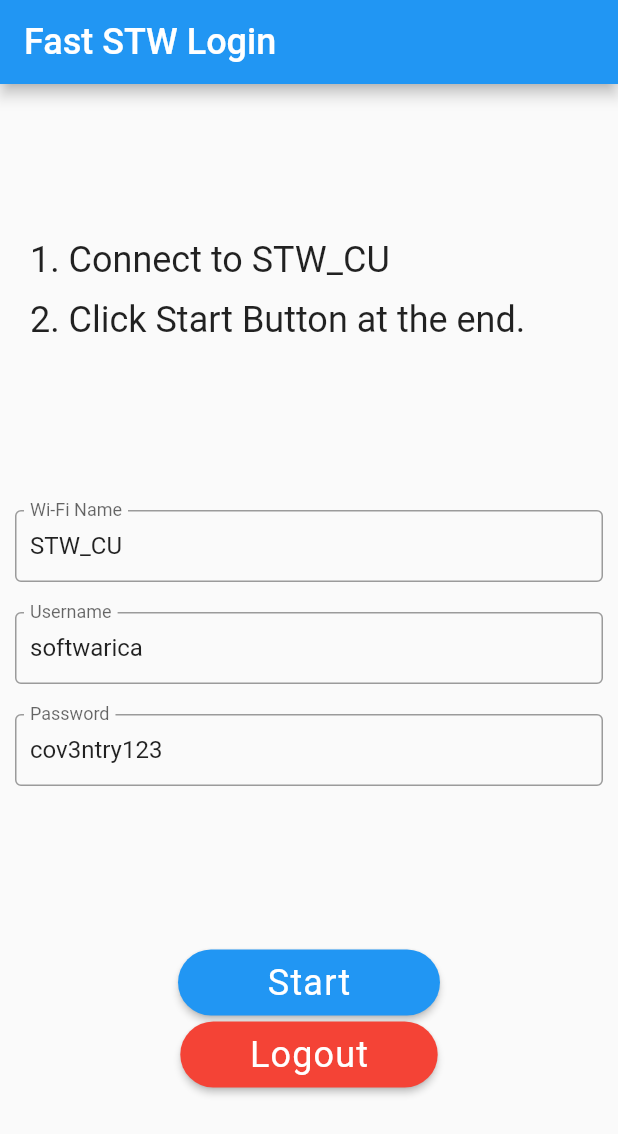
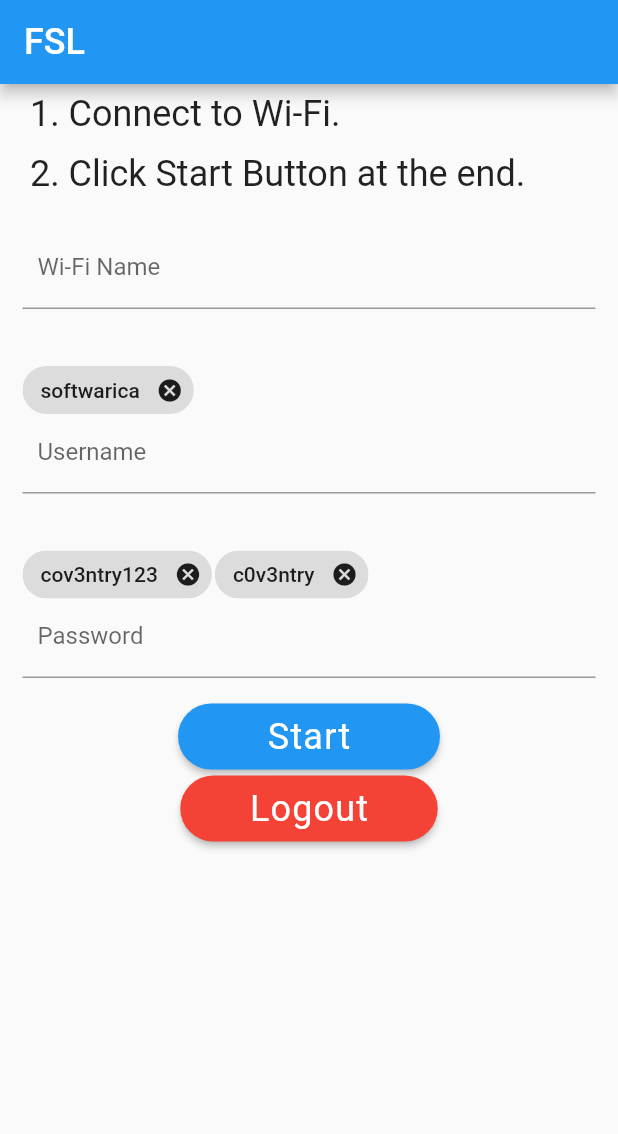
Before and after one commit to zznixt07/gateway-router-login-app, a Flutter app: the screen it shows after launch, on a phone screen of 412 x 824 dp. Shown: the top 1134 px of the screen. Run offline on Flutter 3.47's test engine with Material 2 defaults, Android fonts, the light colour scheme and no system bars.

Commit message:
added multiple username and password using chips.

```diff
--- a/lib/main.dart
+++ b/lib/main.dart
@@ -1,12 +1,12 @@
+import 'dart:collection';
 import 'package:flutter/material.dart';
 import 'package:http/http.dart' as http;
 
-const String LOGOUT_URL = 'http://1.1.1.1';
+//const String LOGOUT_URL = 'http://1.1.1.1';
+const String LOGOUT_URL =
+    'http://gateway.example.com/loginpages/autologout.shtml';
 const String URL = 'http://gateway.example.com/loginpages/userlogin.shtml';
-const Map<String, String> PARAMS = {
-  'accesscode': '',
-  'vlan_id': '106'
-};
+const Map<String, String> PARAMS = {'accesscode': '', 'vlan_id': '106'};
 
 Future<bool> loginToWIFI(String username, String password) async {
   Map<String, String> params = {
@@ -19,8 +19,7 @@ Future<bool> loginToWIFI(String username, String password) async {
     if (loc != null) return !(loc.startsWith('error_user.shtml'));
     return false;
   } on http.ClientException {
-  } catch (e) {
-  }
+  } catch (e) {}
   return false;
 }
 
@@ -28,11 +27,12 @@ Future<bool> logoutOfWifi() async {
   try {
     http.Response resp = await _get(LOGOUT_URL);
     String? loc = resp.headers['Location'];
-    if (loc != null) return !(loc.startsWith('gateway.example.com/loginpages/autologout.shtml'));
+    if (loc != null)
+      return !(loc
+          .startsWith('gateway.example.com/loginpages/autologout.shtml'));
     return false;
   } on http.ClientException {
-  } catch (e) {
-  }
+  } catch (e) {}
   return false;
 }
 
@@ -43,7 +43,6 @@ Future<http.Response> _get(String url) {
 Future<http.Response> _post(String url, Map<String, dynamic> body) {
   return http.post(Uri.parse(url), body: body);
 }
-
 
 class MyApp extends StatelessWidget {
   const MyApp({Key? key}) : super(key: key);
@@ -68,16 +67,18 @@ class _MyHomePageState extends State<MyHomePage> {
   static const String _defaultSSID = 'STW_CU';
   static const String _defaultUsername = 'softwarica';
   static const String _defaultPassword = 'cov3ntry123';
-  static const double textFieldMargin = 10.0;
-  String _ssid = _defaultSSID;
-  String _username = _defaultUsername;
-  String _password = _defaultPassword;
-  final TextEditingController _ssidController =
-      TextEditingController(text: _defaultSSID);
-  final TextEditingController _usernameController =
-      TextEditingController(text: _defaultUsername);
-  final TextEditingController _passwordController =
-      TextEditingController(text: _defaultPassword);
+  // Set(LinkedHashSet) is used cuz to prevent dupe & keep insertion order when iterating.
+  final LinkedHashSet<String> _usernames =
+      LinkedHashSet.from([_defaultUsername]);
+  final LinkedHashSet<String> _passwords =
+      LinkedHashSet.from(['cov3ntry123', 'c0v3ntry']);
+  //String _ssid = _defaultSSID;
+  //String _username = _defaultUsername;
+  //String _password = _defaultPassword;
+  final TextEditingController _ssidController = TextEditingController();
+  final TextEditingController _usernameController = TextEditingController();
+  final TextEditingController _passwordController = TextEditingController();
+  static const double textFieldMargin = 15.0;
   final ButtonStyle btnStyle = ElevatedButton.styleFrom(
       primary: Colors.blue,
       textStyle: const TextStyle(fontSize: 24.0, letterSpacing: 0.8),
@@ -85,8 +86,8 @@ class _MyHomePageState extends State<MyHomePage> {
       shape: const RoundedRectangleBorder(
           borderRadius: BorderRadius.all(Radius.circular(50))));
   final ButtonStyle dangerousBtnStyle = ElevatedButton.styleFrom(
-    primary: Colors.red,
-    textStyle: const TextStyle(fontSize: 24.0, letterSpacing: 0.8),
+      primary: Colors.red,
+      textStyle: const TextStyle(fontSize: 24.0, letterSpacing: 0.8),
       padding: EdgeInsets.symmetric(horizontal: 46.0, vertical: 8.0),
       shape: const RoundedRectangleBorder(
           borderRadius: BorderRadius.all(Radius.circular(50))));
@@ -94,9 +95,9 @@ class _MyHomePageState extends State<MyHomePage> {
   @override
   void initState() {
     super.initState();
-    _ssidController.addListener(() => _ssid = _ssidController.text);
-    _usernameController.addListener(() => _username = _usernameController.text);
-    _passwordController.addListener(() => _password = _passwordController.text);
+    _ssidController.addListener(() {});
+    _usernameController.addListener(() {});
+    _passwordController.addListener(() {});
   }
 
   @override
@@ -110,13 +111,17 @@ class _MyHomePageState extends State<MyHomePage> {
   @override
   Widget build(BuildContext context) {
     return Scaffold(
-      appBar: AppBar(title: const MyText('Fast STW Login')),
+      appBar: AppBar(title: const MyText('FSL')),
       body: _buildBody(context),
     );
   }
 
   Widget _buildBody(BuildContext context) {
-    return Column(
+    return Container(
+        //padding: EdgeInsets.symmetric(vertical: 50.0),
+        child: SingleChildScrollView(
+            // takes as less space as possible
+            child: Column(
       mainAxisAlignment: MainAxisAlignment.spaceEvenly,
       crossAxisAlignment: CrossAxisAlignment.start,
       children: [
@@ -124,7 +129,7 @@ class _MyHomePageState extends State<MyHomePage> {
         _buildConnect(),
         _buildLoginLogoutButtons(context),
       ],
-    );
+    )));
   }
 
   Widget _buildTips() => Container(
@@ -135,7 +140,7 @@ class _MyHomePageState extends State<MyHomePage> {
           children: [
             Container(
                 margin: const EdgeInsets.symmetric(vertical: 6.0),
-                child: const MyText('1. Connect to STW_CU')),
+                child: const MyText('1. Connect to Wi-Fi.')),
             Container(
                 margin: const EdgeInsets.symmetric(vertical: 6.0),
                 child: const MyText('2. Click Start Button at the end.')),
@@ -150,43 +155,93 @@ class _MyHomePageState extends State<MyHomePage> {
               child: TextField(
                   controller: _ssidController,
                   decoration: const InputDecoration(
-                    border: OutlineInputBorder(),
+                    //border: OutlineInputBorder(),
                     contentPadding: const EdgeInsets.all(10.0),
                     labelText: "Wi-Fi Name",
                   ))),
           Container(
               margin: const EdgeInsets.all(textFieldMargin),
-              child: TextField(
-                  controller: _usernameController,
-                  decoration: const InputDecoration(
-                    border: OutlineInputBorder(),
-                    contentPadding: const EdgeInsets.all(10.0),
-                    labelText: "Username",
-                  ))),
+              child: _buildChipsAndTextField(
+                  _usernames, 'Username', _usernameController)),
           Container(
               margin: const EdgeInsets.all(textFieldMargin),
-              child: TextField(
-                  controller: _passwordController,
-                  decoration: const InputDecoration(
-                    border: OutlineInputBorder(),
-                    contentPadding: const EdgeInsets.all(10.0),
-                    labelText: "Password",
-                  )))
+              child: _buildChipsAndTextField(_passwords, 'Password', _passwordController)
+              )
         ]);
   }
 
   Widget _buildLoginLogoutButtons(BuildContext ctx) {
     return Container(
-      child: Center(
-        child: Column(
-          mainAxisAlignment: MainAxisAlignment.spaceEvenly,
-          children: [
-            _buildLoginButton(ctx),
-            _buildLogoutButton(ctx)
-          ]
-        )
-      )
+        child: Center(
+            child: Column(
+                mainAxisAlignment: MainAxisAlignment.spaceEvenly,
+                children: [_buildLoginButton(ctx), _buildLogoutButton(ctx)])));
+  }
+
+  Widget _textChip(String text, LinkedHashSet<String> chips) {
+    return InputChip(
+      key: ObjectKey(text),
+      label: Text(text), // no const constructor due to dynamic text
+      onDeleted: () {
+        setState(() {
+          chips.remove(text);
+        });
+      },
+      //padding: const EdgeInsets.all(0.0),
     );
+  }
+
+  /* for both username and password fields */
+  Widget _textField(String label, TextEditingController fieldController, LinkedHashSet<String> chips) {
+    return TextField(
+        controller: fieldController,
+        decoration: InputDecoration(
+          //border: const OutlineInputBorder(),
+          //constraints: const BoxConstraints(maxHeight: 30),
+          contentPadding: const EdgeInsets.all(10.0),
+          label: Text(label),
+        ),
+        // not used cuz it would require having textFieldWidthFactor for each fields.
+        /*
+        onChanged: (String text) {
+          int len = text.characters.length;
+          double widthFactor = (len / 40.0);
+          // field width will not increase if its below a certain threshold.
+          // and after expanding width will not decrease again.
+          if (widthFactor < textFieldWidthFactor) return;
+          if (widthFactor > 1.0) {
+            widthFactor = 1.0;
+          }
+          setState(() {
+            textFieldWidthFactor = widthFactor;
+          });
+        },
+        */
+        onSubmitted: (String text) {
+          setState(() {
+            chips.add(text);
+            fieldController.text = '';
+          });
+        });
+  }
+
+  Widget _buildChipsAndTextField(LinkedHashSet<String> chips,
+      String textFieldLabel, TextEditingController controller) {
+    List<Widget> widgets = [];
+    // add chips
+    for (String text in chips) {
+      // set keeps the order same in case of adding duplicate items. favors us.
+      widgets.add(_textChip(text, chips));
+    }
+
+    // then add the text-field.
+    widgets.add(_textField(textFieldLabel, controller, chips));
+
+    // then wrap all whenever possible.
+    return Wrap(
+        spacing: 2.0, // gap betn chips
+        runSpacing: -10.0, // gap betn lines
+        children: widgets);
   }
 
   Widget _buildLoginButton(BuildContext ctx) {
@@ -195,9 +250,18 @@ class _MyHomePageState extends State<MyHomePage> {
             child: ElevatedButton(
                 style: btnStyle,
                 onPressed: () async {
-                  bool success = await loginToWIFI(_username, _password);
-                  if (success) _showSnackBar(ctx, 'Success');
-                  else _showSnackBar(ctx, 'Try Again.');
+                  outer: for (String username in _usernames) {
+                    for (String password in _passwords) {
+                      bool success = await loginToWIFI(username, password);
+                      if (success) {
+                        _showSnackBar(ctx, 'Success');
+                        break outer; // break outer loop which breaks both loops.
+                      }
+                      else
+                        _showSnackBar(ctx, 'Try Again.');
+                    }
+
+                  }
                 },
                 // This is main button. Its width should be bigger.
                 child: const MyText('  Start  '))));
@@ -210,19 +274,18 @@ class _MyHomePageState extends State<MyHomePage> {
                 style: dangerousBtnStyle,
                 onPressed: () async {
                   bool success = await logoutOfWifi();
-                  if (success) _showSnackBar(ctx, 'Success');
-                  else _showSnackBar(ctx, 'Try Again.');
+                  if (success)
+                    _showSnackBar(ctx, 'Success');
+                  else
+                    _showSnackBar(ctx, 'Try Again.');
                 },
                 child: const MyText('Logout'))));
   }
 
   void _showSnackBar(BuildContext ctx, String msg) {
     final scaffold = ScaffoldMessenger.of(ctx);
-    scaffold.showSnackBar(SnackBar(
-        content: Text(msg)
-      ));
+    scaffold.showSnackBar(SnackBar(content: Text(msg)));
   }
-
 }
 
 void main() {
```
Also changed, not shown: 1 other file.
